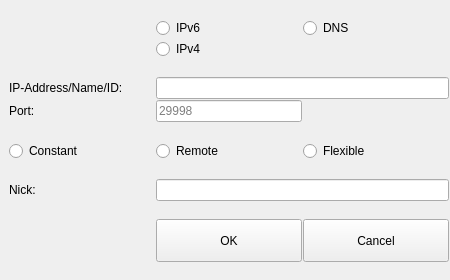
Qt form ui/address-input.ui (berndhs/arado) before a commit.
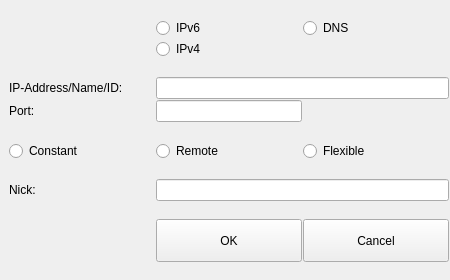
The same form after that commit. Icons and pictures are not drawn.

Commit message: tooltip added to make sure, the users adds unique nick, or knows, it is overwritten, maybe pop up enter-check needed if doublette given.

```diff
--- a/ui/address-input.ui
+++ b/ui/address-input.ui
@@ -77,7 +77,7 @@
    <item row="5" column="2">
     <widget class="QLineEdit" name="portEdit">
      <property name="placeholderText">
-      <string>29998</string>
+      <string notr="true"/>
      </property>
     </widget>
    </item>
```
Left out of the diff: 6 changed lines with no effect on the pictures.
